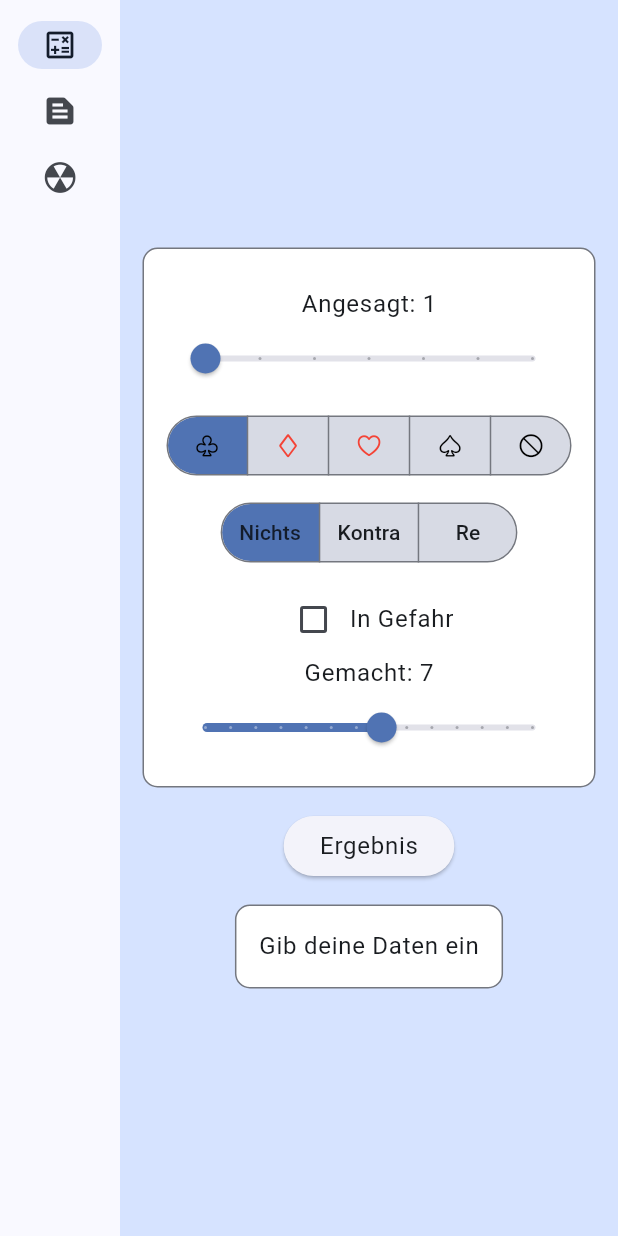
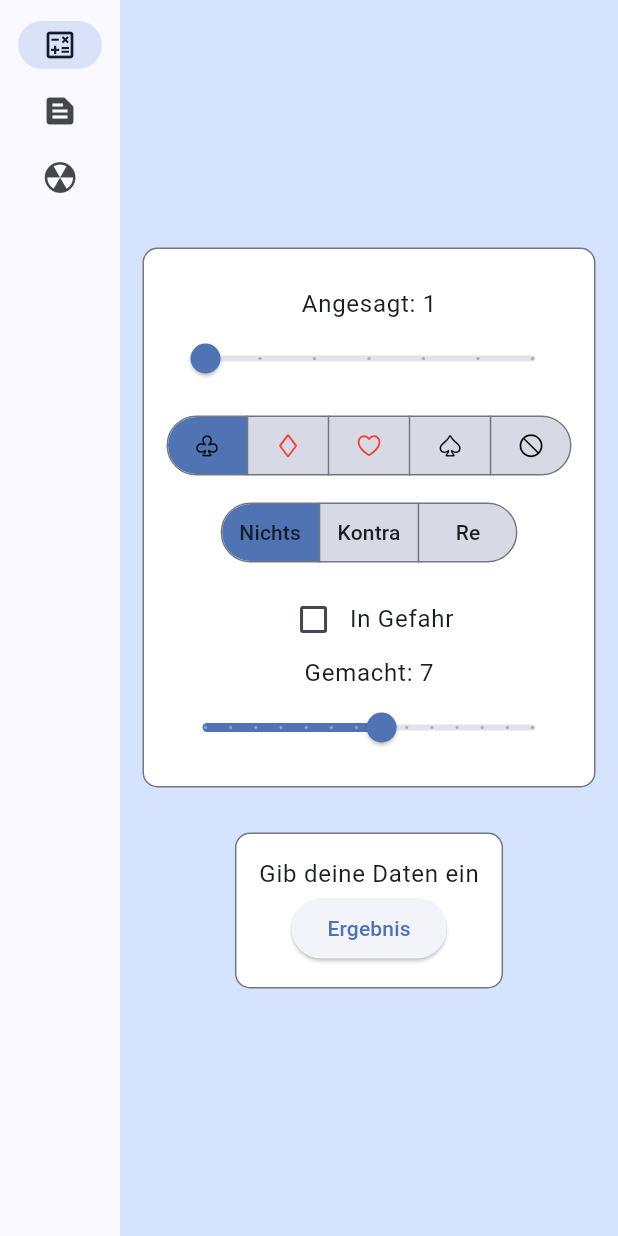
Before and after one commit to nienananas/bridge_score, a Flutter app: the screen it shows after launch, on a phone screen of 412 x 824 dp. Run offline on Flutter 3.47's test engine with Material 3 defaults, Android fonts, the phone set to English and light mode, and no system bars.

Commit message:
result is automatically updated when changing input

```diff
--- a/lib/pages/calculator_page.dart
+++ b/lib/pages/calculator_page.dart
@@ -7,6 +7,7 @@ import '../model/data.dart';
 import '../main.dart';
 import '../model/evaluator.dart';
 import '../widgets/discrete_slider.dart';
+import '../widgets/my_segmented_button.dart';
 
 class CalculatorPage extends StatefulWidget {
   @override
@@ -22,6 +23,7 @@ class _CalculatorPageState extends State<CalculatorPage> {
       HapticFeedback.vibrate();
       setState(() {
         appState.colour = Colour.values[selected.first];
+        appState.evaluate();
       });
     }
 
@@ -29,15 +31,13 @@ class _CalculatorPageState extends State<CalculatorPage> {
       HapticFeedback.vibrate();
       setState(() {
         appState.multiplier = Multiplier.values[selected.first];
+        appState.evaluate();
       });
     }
 
     var colourSegments = Colour.values
         .map((c) => ButtonSegment(
-            icon: Icon(
-              c.icon,
-              color: c.color,
-            ),
+            icon: Icon(c.icon, color: c.color),
             label:
                 (MediaQuery.sizeOf(context).width >= 800) ? Text(c.name) : null,
             value: c.index))
@@ -56,7 +56,8 @@ class _CalculatorPageState extends State<CalculatorPage> {
             BorderedBox(children: [
               const SizedBox(height: 10),
               DiscreteSlider(
-                moved: appState.setCalled,
+                moved: (value) =>
+                    {appState.setCalled(value), appState.evaluate()},
                 value: appState.called.toDouble(),
                 min: 1,
                 max: 7,
@@ -91,8 +92,8 @@ class _CalculatorPageState extends State<CalculatorPage> {
                       onChanged: (newDanger) {
                         HapticFeedback.vibrate();
                         if (newDanger == null) return;
-
                         appState.toggleDanger(newDanger);
+                        appState.evaluate();
                       }),
                   const SizedBox(height: 10),
                   Text("In Gefahr ",
@@ -100,19 +101,14 @@ class _CalculatorPageState extends State<CalculatorPage> {
                 ],
               ),
               DiscreteSlider(
-                moved: appState.setMade,
+                moved: (value) =>
+                    {appState.setMade(value), appState.evaluate()},
                 value: appState.made.toDouble(),
                 min: 0,
                 max: 13,
                 label: "Gemacht",
               ),
             ]),
-            ElevatedButton(
-                child: Text("Ergebnis",
-                    style: Theme.of(context).textTheme.bodyLarge),
-                onPressed: () {
-                  appState.evaluate();
-                }),
             BorderedBox(
               children: [
                 Text(
@@ -121,6 +117,8 @@ class _CalculatorPageState extends State<CalculatorPage> {
                       : "Ergebnis: ${appState.result}",
                   style: Theme.of(context).textTheme.bodyLarge,
                 ),
+                ElevatedButton(
+                    onPressed: appState.evaluate, child: Text("Ergebnis")),
               ],
             ),
           ],
@@ -129,44 +127,3 @@ class _CalculatorPageState extends State<CalculatorPage> {
     );
   }
 }
-
-class MySegmentedButton extends StatelessWidget {
-  const MySegmentedButton({
-    super.key,
-    required this.segments,
-    required this.function,
-    required this.initialSelection,
-  });
-
-  final List<ButtonSegment<int>> segments;
-  final Function(Set<int>) function;
-  final Set<int> initialSelection;
-
-  @override
-  Widget build(BuildContext context) {
-    return SegmentedButton(
-      style: ButtonStyle(
-        shape: WidgetStateProperty.all(
-            RoundedRectangleBorder(borderRadius: BorderRadius.circular(30.0))),
-        side: WidgetStateProperty.all(BorderSide(
-            color: Theme.of(context).colorScheme.outline,
-            style: BorderStyle.solid,
-            width: 1)),
-        backgroundColor: WidgetStateProperty.resolveWith<Color?>((states) {
-          if (states.contains(WidgetState.selected)) {
-            return Theme.of(context)
-                .colorScheme
-                .primary; // Highlighted color for selected segment
-          }
-          return Theme.of(context)
-              .colorScheme
-              .secondary; // Default background color for unselected segments
-        }),
-      ),
-      segments: segments,
-      selected: initialSelection,
-      showSelectedIcon: false,
-      onSelectionChanged: function,
-    );
-  }
-}
--- /dev/null
+++ b/lib/widgets/my_segmented_button.dart
@@ -0,0 +1,42 @@
+import 'package:flutter/material.dart';
+
+class MySegmentedButton extends StatelessWidget {
+  const MySegmentedButton({
+    super.key,
+    required this.segments,
+    required this.function,
+    required this.initialSelection,
+  });
+
+  final List<ButtonSegment<int>> segments;
+  final Function(Set<int>) function;
+  final Set<int> initialSelection;
+
+  @override
+  Widget build(BuildContext context) {
+    return SegmentedButton(
+      style: ButtonStyle(
+        shape: WidgetStateProperty.all(
+            RoundedRectangleBorder(borderRadius: BorderRadius.circular(30.0))),
+        side: WidgetStateProperty.all(BorderSide(
+            color: Theme.of(context).colorScheme.outline,
+            style: BorderStyle.solid,
+            width: 1)),
+        backgroundColor: WidgetStateProperty.resolveWith<Color?>((states) {
+          if (states.contains(WidgetState.selected)) {
+            return Theme.of(context)
+                .colorScheme
+                .primary; // Highlighted color for selected segment
+          }
+          return Theme.of(context)
+              .colorScheme
+              .secondary; // Default background color for unselected segments
+        }),
+      ),
+      segments: segments,
+      selected: initialSelection,
+      showSelectedIcon: false,
+      onSelectionChanged: function,
+    );
+  }
+}
```
